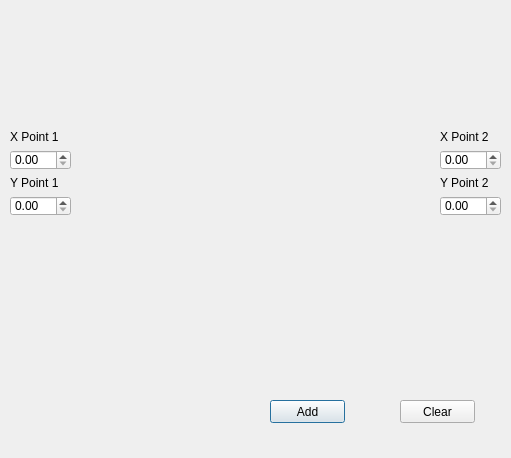
Old version of the form curve.ui in the repository jasonjin34/hiwi-imageprocessing.
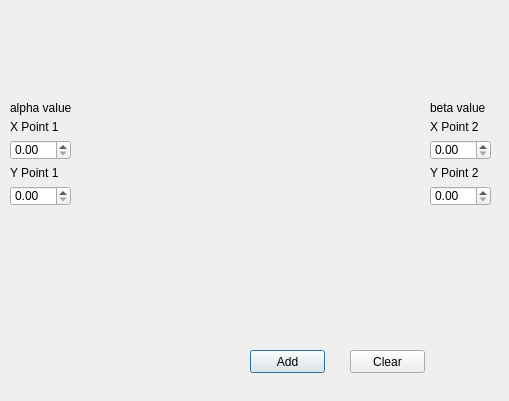
New version of the form. Custom widgets are drawn as their Qt base class.

Commit message: curve gui adjustment

```diff
--- a/curve.ui
+++ b/curve.ui
@@ -6,8 +6,8 @@
    <rect>
     <x>0</x>
     <y>0</y>
-    <width>511</width>
-    <height>458</height>
+    <width>509</width>
+    <height>401</height>
    </rect>
   </property>
   <property name="windowTitle">
@@ -17,7 +17,7 @@
    <property name="geometry">
     <rect>
      <x>80</x>
-     <y>30</y>
+     <y>10</y>
      <width>341</width>
      <height>321</height>
     </rect>
@@ -26,8 +26,8 @@
   <widget class="QWidget" name="layoutWidget">
    <property name="geometry">
     <rect>
-     <x>440</x>
-     <y>130</y>
+     <x>430</x>
+     <y>120</y>
      <width>61</width>
      <height>86</height>
     </rect>
@@ -66,8 +66,8 @@
   <widget class="QPushButton" name="addpoint1">
    <property name="geometry">
     <rect>
-     <x>270</x>
-     <y>400</y>
+     <x>250</x>
+     <y>350</y>
      <width>75</width>
      <height>23</height>
     </rect>
@@ -79,8 +79,8 @@
   <widget class="QPushButton" name="button_clear">
    <property name="geometry">
     <rect>
-     <x>400</x>
-     <y>400</y>
+     <x>350</x>
+     <y>350</y>
      <width>75</width>
      <height>23</height>
     </rect>
@@ -89,11 +89,37 @@
     <string>Clear</string>
    </property>
   </widget>
+  <widget class="QLabel" name="label_5">
+   <property name="geometry">
+    <rect>
+     <x>10</x>
+     <y>100</y>
+     <width>61</width>
+     <height>16</height>
+    </rect>
+   </property>
+   <property name="text">
+    <string>alpha value</string>
+   </property>
+  </widget>
+  <widget class="QLabel" name="label_6">
+   <property name="geometry">
+    <rect>
+     <x>430</x>
+     <y>100</y>
+     <width>61</width>
+     <height>16</height>
+    </rect>
+   </property>
+   <property name="text">
+    <string>beta value</string>
+   </property>
+  </widget>
   <widget class="QWidget" name="">
    <property name="geometry">
     <rect>
      <x>10</x>
-     <y>130</y>
+     <y>120</y>
      <width>61</width>
      <height>86</height>
     </rect>
```
The commit also changes 1 other file.
